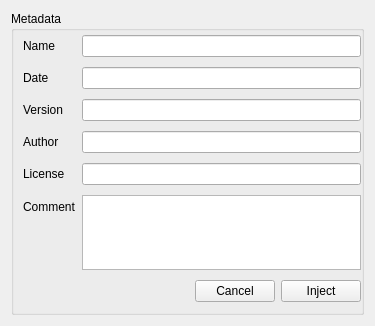
The window that ui/designer/ui_metadata_widget.ui (herlegon/hconvert) describes before a commit, drawn with Qt 5.
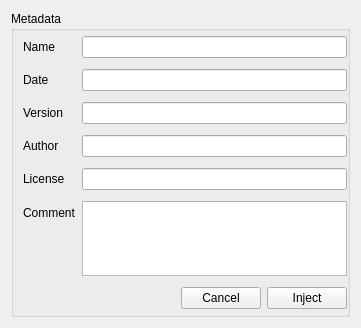
The same window after the commit.

Patch:
```diff
--- a/ui/designer/ui_metadata_widget.ui
+++ b/ui/designer/ui_metadata_widget.ui
@@ -6,8 +6,8 @@
    <rect>
     <x>0</x>
     <y>0</y>
-    <width>375</width>
-    <height>326</height>
+    <width>361</width>
+    <height>328</height>
    </rect>
   </property>
   <property name="windowTitle">
```
